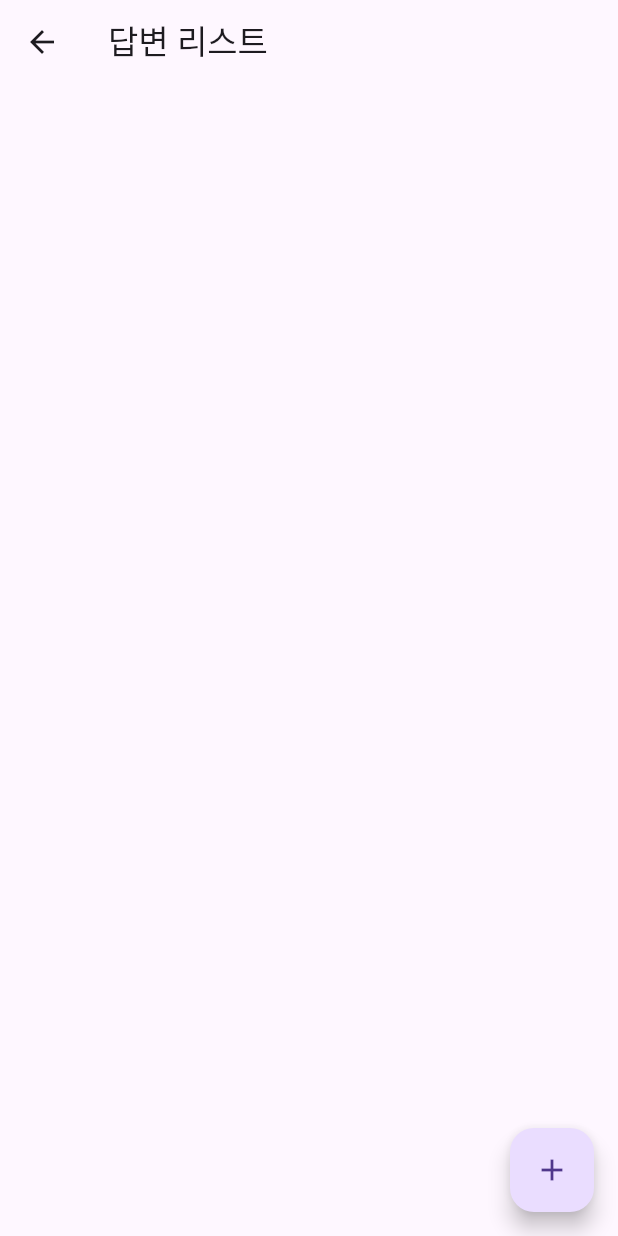
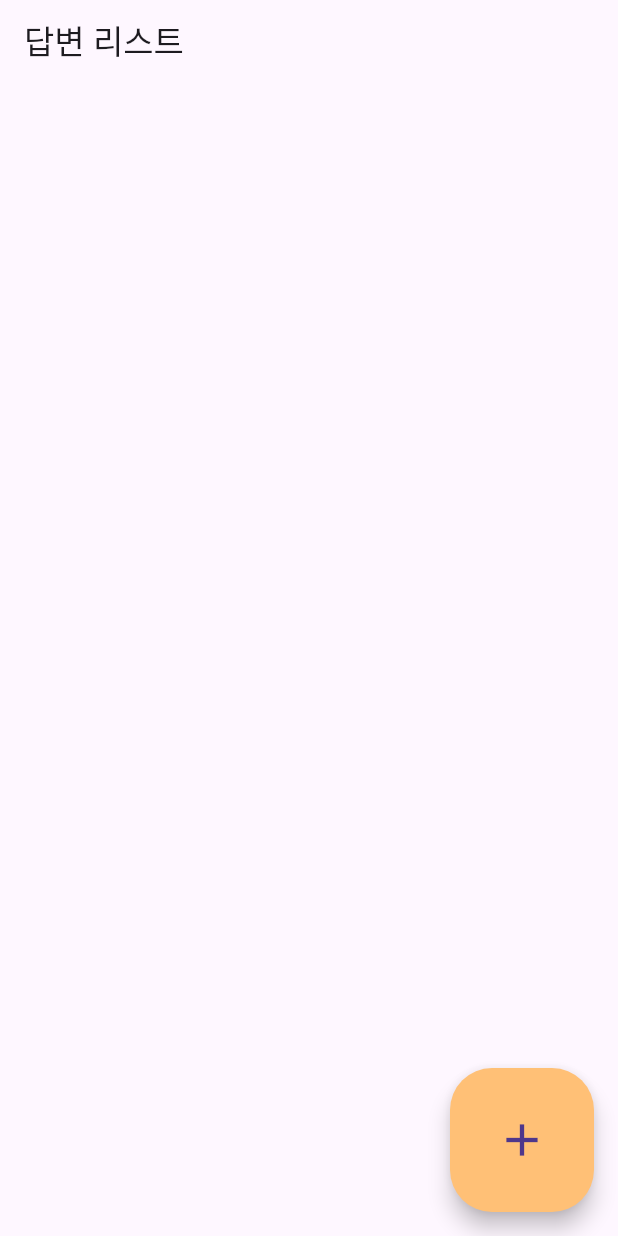
Before and after one commit to windylung/mobile-platform-2024, a Flutter app: the ppListScreen screen opened directly, on a phone screen of 412 x 824 dp. Run offline on Flutter 3.47's test engine with Material 3 defaults, Android fonts, the phone set to English and light mode, and no system bars.

Commit message:
fix. 수정 버전

```diff
--- a/lib/PurposeEdit.dart
+++ b/lib/PurposeEdit.dart
@@ -1,6 +1,6 @@
 import 'package:flutter/material.dart';
 
-import 'PurposeList.dart';
+import '../PurposeList.dart';
 
 class ppEditScreen extends StatefulWidget {
   final Purpose? pp;
--- a/lib/PurposeList.dart
+++ b/lib/PurposeList.dart
@@ -1,5 +1,22 @@
 import 'package:flutter/material.dart';
 import 'PurposeEdit.dart';
+
+void main(){
+  runApp(const MyApp());
+}
+
+class MyApp extends StatelessWidget {
+  const MyApp({super.key});
+
+  @override
+  Widget build(BuildContext context){
+    return const MaterialApp(
+      title: "purpose screen",
+      home: ppListScreen(),
+    );
+  }
+}
+
 
 class Purpose {
   String content;
@@ -67,20 +84,23 @@ class ppListScreenState extends State<ppListScreen> {
           );
         },
       ),
-      floatingActionButton: FloatingActionButton(
+      floatingActionButton: FloatingActionButton.large(
         onPressed: () async {
           final result = await Navigator.push(
             context,
             MaterialPageRoute(builder: (context) => const ppEditScreen()),
           );
 
-          print(result.toString());
           if (result != null) {
             setState(() {
               pps.add(result);
-;            });
+              print(pps);
+              ;            });
           }
         },
+
+        backgroundColor: Color(0xFFFFC076),
+
         child: const Icon(Icons.add),
       ),
     );
```
